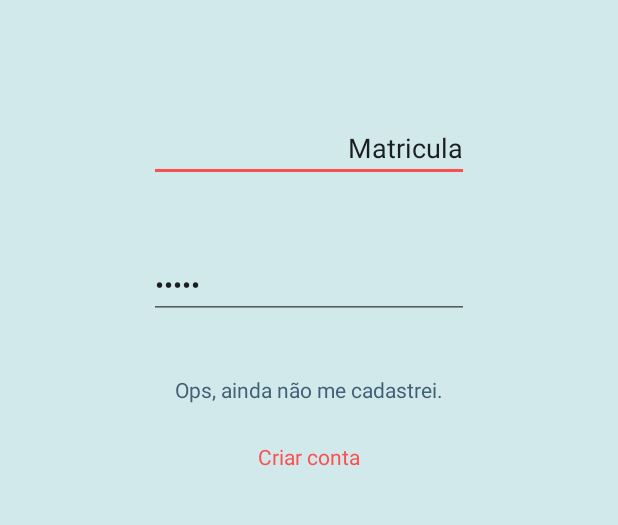
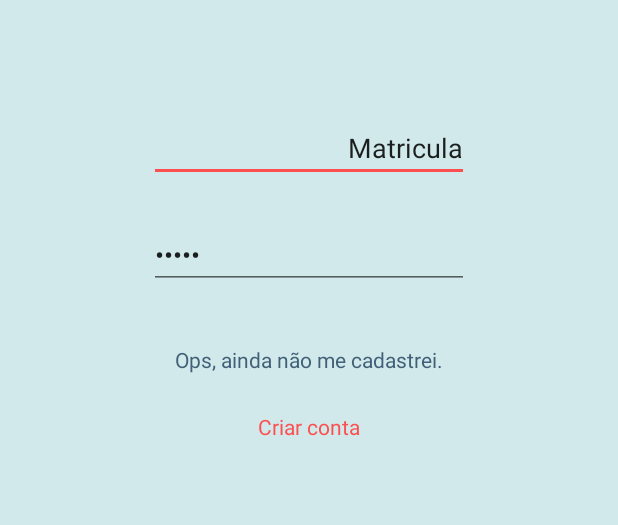
Before and after one commit to bulbanog/BiguniApp, an Android app: the layout activity_second.xml on its own in the app's theme, with its tools: preview values and no code run, on a phone screen of 412 x 824 dp, the part 470-995 px from its top. Run offline under Robolectric (Android 15) with nearby library versions, the light colour scheme and no system bars.

```diff
--- a/BiguniApp2/app/src/main/res/layout/activity_main.xml
+++ b/BiguniApp2/app/src/main/res/layout/activity_main.xml
@@ -13,7 +13,7 @@
         android:layout_height="49dp"
         android:text="Go!"
         tools:layout_editor_absoluteX="142dp"
-        tools:layout_editor_absoluteY="299dp"
+        tools:layout_editor_absoluteY="277dp"
         android:textColor="@color/colorPrimary"
         android:background="@color/colorPrimaryDark"/>
 
--- a/BiguniApp2/app/src/main/res/layout/activity_second.xml
+++ b/BiguniApp2/app/src/main/res/layout/activity_second.xml
@@ -30,12 +30,12 @@
         android:id="@+id/senhaText"
         android:layout_width="wrap_content"
         android:layout_height="wrap_content"
-        android:layout_below="@+id/editText"
-        android:layout_centerHorizontal="true"
-        android:layout_marginTop="46dp"
+        android:layout_marginTop="26dp"
         android:ems="10"
         android:inputType="textPassword"
-        android:text="Senha" />
+        android:text="Senha"
+        android:layout_below="@+id/editText"
+        android:layout_alignStart="@+id/editText" />
 
     <TextView
         android:id="@+id/textView2"
```
